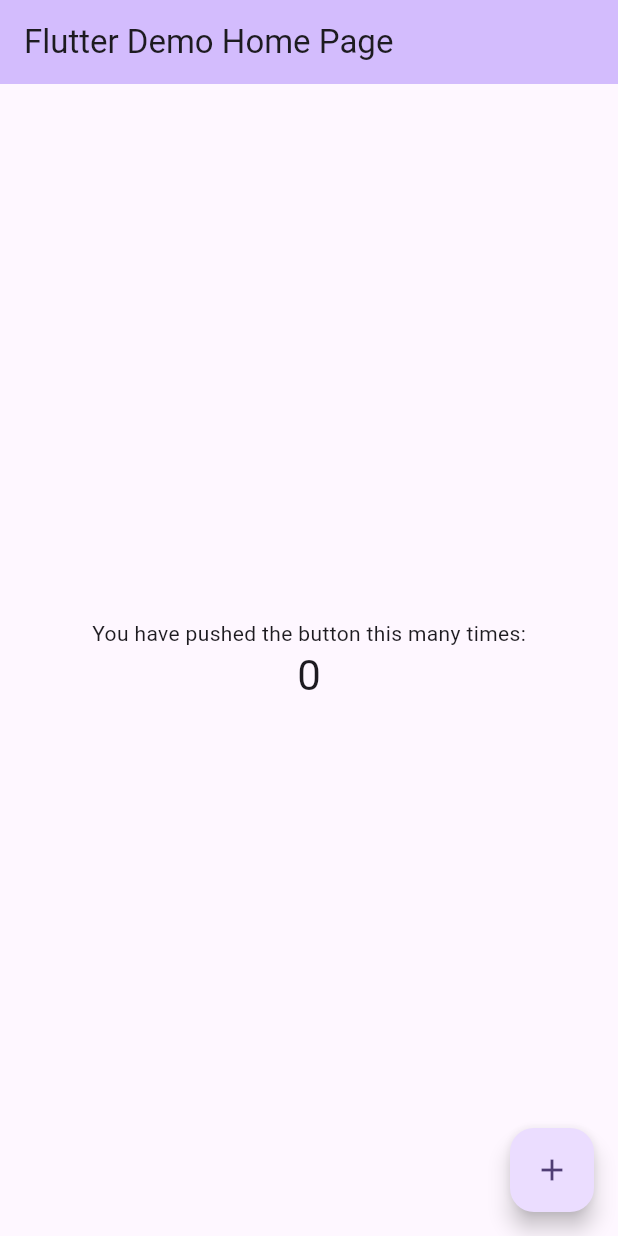
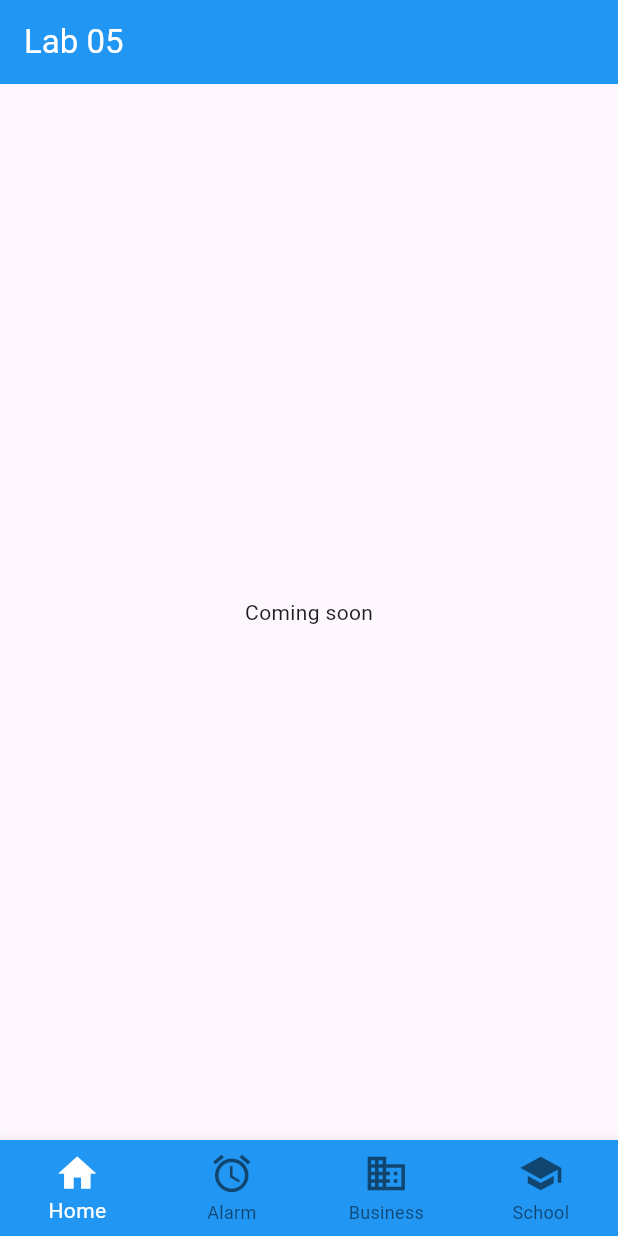
Before and after one commit to jdsvsn/TMA3084_G02_99348_Lab05_Lesson07, a Flutter app: the screen it shows after launch, on a phone screen of 412 x 824 dp. Run offline on Flutter 3.47's test engine with Material 3 defaults, Android fonts, the phone set to English and light mode, and no system bars.

Commit message:
feat: lab A base shell with bottom navigation bar

```diff
--- a/bottom_navigator_bar_lab/lib/main.dart
+++ b/bottom_navigator_bar_lab/lib/main.dart
@@ -7,115 +7,54 @@ void main() {
 class MyApp extends StatelessWidget {
   const MyApp({super.key});
 
-  // This widget is the root of your application.
   @override
   Widget build(BuildContext context) {
-    return MaterialApp(
-      title: 'Flutter Demo',
-      theme: ThemeData(
-        // This is the theme of your application.
-        //
-        // TRY THIS: Try running your application with "flutter run". You'll see
-        // the application has a purple toolbar. Then, without quitting the app,
-        // try changing the seedColor in the colorScheme below to Colors.green
-        // and then invoke "hot reload" (save your changes or press the "hot
-        // reload" button in a Flutter-supported IDE, or press "r" if you used
-        // the command line to start the app).
-        //
-        // Notice that the counter didn't reset back to zero; the application
-        // state is not lost during the reload. To reset the state, use hot
-        // restart instead.
-        //
-        // This works for code too, not just values: Most code changes can be
-        // tested with just a hot reload.
-        colorScheme: .fromSeed(seedColor: Colors.deepPurple),
-      ),
-      home: const MyHomePage(title: 'Flutter Demo Home Page'),
+    return const MaterialApp(
+      debugShowCheckedModeBanner: false,
+      home: BottomNavLab(),
     );
   }
 }
 
-class MyHomePage extends StatefulWidget {
-  const MyHomePage({super.key, required this.title});
-
-  // This widget is the home page of your application. It is stateful, meaning
-  // that it has a State object (defined below) that contains fields that affect
-  // how it looks.
-
-  // This class is the configuration for the state. It holds the values (in this
-  // case the title) provided by the parent (in this case the App widget) and
-  // used by the build method of the State. Fields in a Widget subclass are
-  // always marked "final".
-
-  final String title;
+class BottomNavLab extends StatefulWidget {
+  const BottomNavLab({super.key});
 
   @override
-  State<MyHomePage> createState() => _MyHomePageState();
+  State<BottomNavLab> createState() => _BottomNavLabState();
 }
 
-class _MyHomePageState extends State<MyHomePage> {
-  int _counter = 0;
-
-  void _incrementCounter() {
-    setState(() {
-      // This call to setState tells the Flutter framework that something has
-      // changed in this State, which causes it to rerun the build method below
-      // so that the display can reflect the updated values. If we changed
-      // _counter without calling setState(), then the build method would not be
-      // called again, and so nothing would appear to happen.
-      _counter++;
-    });
-  }
+class _BottomNavLabState extends State<BottomNavLab> {
+  int currentIndex = 0;
 
   @override
   Widget build(BuildContext context) {
-    // This method is rerun every time setState is called, for instance as done
-    // by the _incrementCounter method above.
-    //
-    // The Flutter framework has been optimized to make rerunning build methods
-    // fast, so that you can just rebuild anything that needs updating rather
-    // than having to individually change instances of widgets.
     return Scaffold(
       appBar: AppBar(
-        // TRY THIS: Try changing the color here to a specific color (to
-        // Colors.amber, perhaps?) and trigger a hot reload to see the AppBar
-        // change color while the other colors stay the same.
-        backgroundColor: Theme.of(context).colorScheme.inversePrimary,
-        // Here we take the value from the MyHomePage object that was created by
-        // the App.build method, and use it to set our appbar title.
-        title: Text(widget.title),
+        title: const Text('Lab 05'),
+        backgroundColor: Colors.blue,
+        foregroundColor: Colors.white,
       ),
-      body: Center(
-        // Center is a layout widget. It takes a single child and positions it
-        // in the middle of the parent.
-        child: Column(
-          // Column is also a layout widget. It takes a list of children and
-          // arranges them vertically. By default, it sizes itself to fit its
-          // children horizontally, and tries to be as tall as its parent.
-          //
-          // Column has various properties to control how it sizes itself and
-          // how it positions its children. Here we use mainAxisAlignment to
-          // center the children vertically; the main axis here is the vertical
-          // axis because Columns are vertical (the cross axis would be
-          // horizontal).
-          //
-          // TRY THIS: Invoke "debug painting" (choose the "Toggle Debug Paint"
-          // action in the IDE, or press "p" in the console), to see the
-          // wireframe for each widget.
-          mainAxisAlignment: .center,
-          children: [
-            const Text('You have pushed the button this many times:'),
-            Text(
-              '$_counter',
-              style: Theme.of(context).textTheme.headlineMedium,
-            ),
-          ],
-        ),
-      ),
-      floatingActionButton: FloatingActionButton(
-        onPressed: _incrementCounter,
-        tooltip: 'Increment',
-        child: const Icon(Icons.add),
+      body: const Center(child: Text('Coming soon')),
+      bottomNavigationBar: BottomNavigationBar(
+        type: BottomNavigationBarType.fixed,
+        fixedColor: Colors.white,
+        backgroundColor: Colors.blue,
+        iconSize: 30,
+        currentIndex: currentIndex,
+        onTap: (int index) {
+          setState(() {
+            currentIndex = index;
+          });
+        },
+        items: const [
+          BottomNavigationBarItem(icon: Icon(Icons.home), label: 'Home'),
+          BottomNavigationBarItem(icon: Icon(Icons.alarm), label: 'Alarm'),
+          BottomNavigationBarItem(
+            icon: Icon(Icons.business),
+            label: 'Business',
+          ),
+          BottomNavigationBarItem(icon: Icon(Icons.school), label: 'School'),
+        ],
       ),
     );
   }
```
Also changed, not shown: 1 other file.
